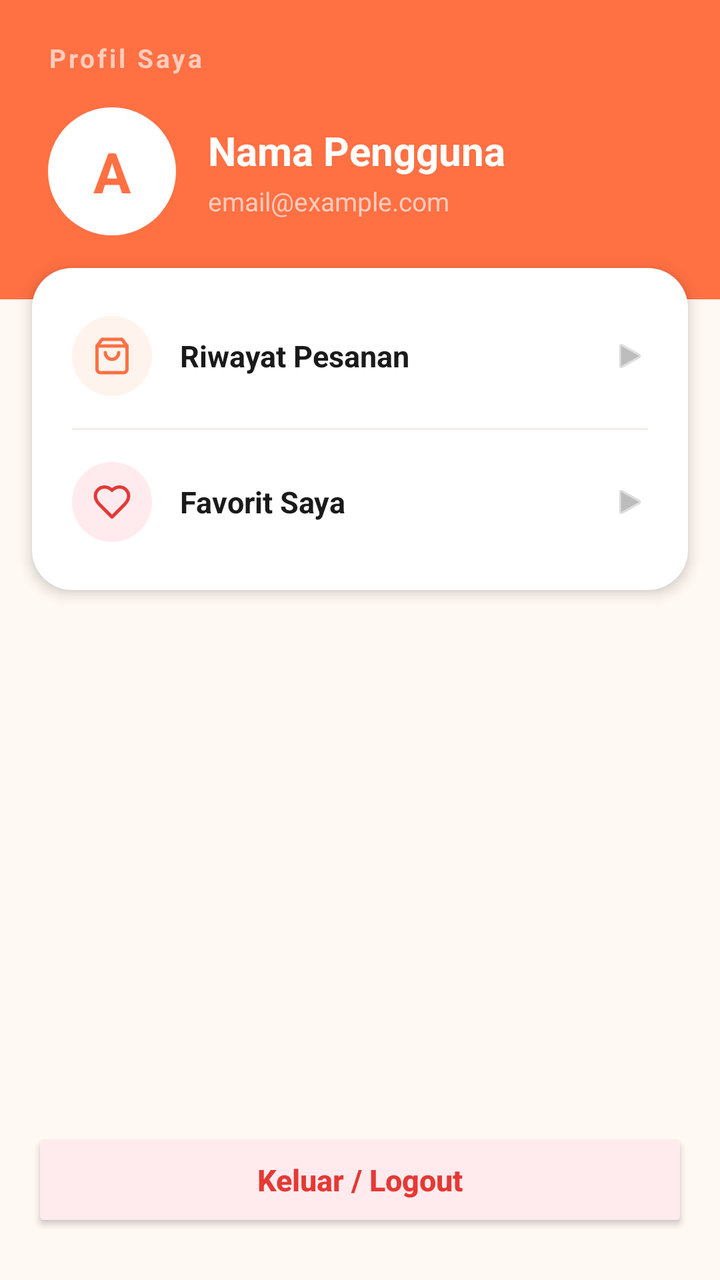
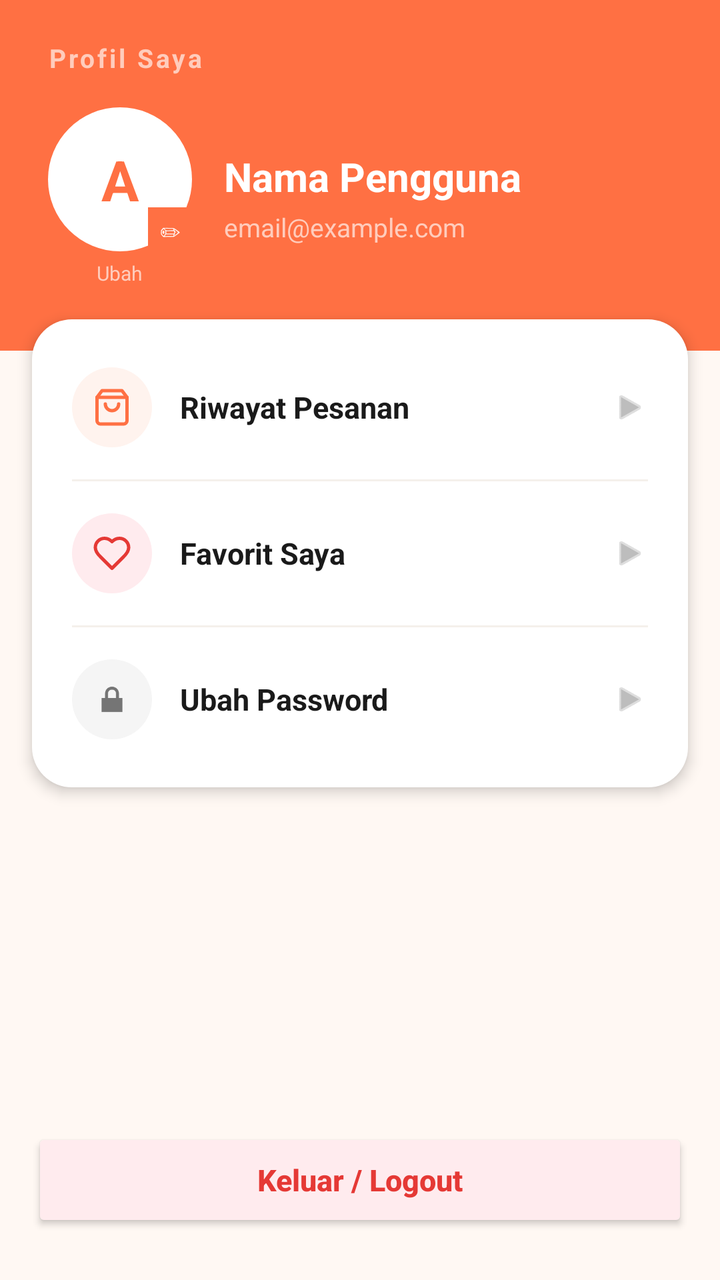

Screens rendered from an Android XML layout before and after an edit, with the pre-edit source and the edit as a unified diff.
<!-- AndroidManifest.xml: application theme Theme.KueWeh -->
<!-- res/layout/fragment_profile.xml -->
<?xml version="1.0" encoding="utf-8"?>
<LinearLayout
    xmlns:android="http://schemas.android.com/apk/res/android"
    xmlns:app="http://schemas.android.com/apk/res-auto"
    android:layout_width="match_parent"
    android:layout_height="match_parent"
    android:orientation="vertical"
    android:background="#FFF8F3"
    android:fitsSystemWindows="true">

    
    <LinearLayout
        android:layout_width="match_parent"
        android:layout_height="wrap_content"
        android:background="#FF7043"
        android:orientation="vertical"
        android:paddingHorizontal="24dp"
        android:paddingTop="20dp"
        android:paddingBottom="32dp">

        <TextView
            android:layout_width="wrap_content"
            android:layout_height="wrap_content"
            android:text="Profil Saya"
            android:textColor="#FFCCBC"
            android:textSize="13sp"
            android:textStyle="bold"
            android:letterSpacing="0.1"
            android:layout_marginBottom="16dp"/>

        
        <LinearLayout
            android:layout_width="match_parent"
            android:layout_height="wrap_content"
            android:orientation="horizontal"
            android:gravity="center_vertical">

            
            <FrameLayout
                android:layout_width="64dp"
                android:layout_height="64dp"
                android:background="@drawable/bg_avatar_circle">

                <TextView
                    android:id="@+id/tvAvatarInitial"
                    android:layout_width="match_parent"
                    android:layout_height="match_parent"
                    android:gravity="center"
                    android:text="A"
                    android:textColor="#FF7043"
                    android:textSize="28sp"
                    android:textStyle="bold"/>
            </FrameLayout>

            <LinearLayout
                android:layout_width="wrap_content"
                android:layout_height="wrap_content"
                android:orientation="vertical"
                android:layout_marginStart="16dp">

                <TextView
                    android:id="@+id/tvProfileName"
                    android:layout_width="wrap_content"
                    android:layout_height="wrap_content"
                    android:text="Nama Pengguna"
                    android:textSize="20sp"
                    android:textStyle="bold"
                    android:textColor="#FFFFFF"/>

                <TextView
                    android:id="@+id/tvProfileEmail"
                    android:layout_width="wrap_content"
                    android:layout_height="wrap_content"
                    android:text="email@example.com"
                    android:textSize="13sp"
                    android:textColor="#FFCCBC"
                    android:layout_marginTop="3dp"/>
            </LinearLayout>
        </LinearLayout>
    </LinearLayout>

    
    <LinearLayout
        android:layout_width="match_parent"
        android:layout_height="wrap_content"
        android:orientation="vertical"
        android:layout_marginHorizontal="16dp"
        android:layout_marginTop="-16dp"
        android:background="@drawable/bg_card_rounded"
        android:elevation="4dp"
        android:paddingVertical="8dp">

        
        <LinearLayout
            android:id="@+id/btnRiwayatPesanan"
            android:layout_width="match_parent"
            android:layout_height="wrap_content"
            android:orientation="horizontal"
            android:paddingHorizontal="20dp"
            android:paddingVertical="16dp"
            android:background="?attr/selectableItemBackground"
            android:clickable="true"
            android:focusable="true"
            android:gravity="center_vertical">

            <FrameLayout
                android:layout_width="40dp"
                android:layout_height="40dp"
                android:background="@drawable/bg_icon_circle_orange">

                <ImageView
                    android:layout_width="20dp"
                    android:layout_height="20dp"
                    android:layout_gravity="center"
                    android:src="@drawable/ic_pesanan"
                    app:tint="#FF7043"/>
            </FrameLayout>

            <TextView
                android:layout_width="0dp"
                android:layout_height="wrap_content"
                android:layout_weight="1"
                android:layout_marginStart="14dp"
                android:text="Riwayat Pesanan"
                android:textColor="#1A1A1A"
                android:textSize="15sp"
                android:textStyle="bold"/>

            <ImageView
                android:layout_width="18dp"
                android:layout_height="18dp"
                android:src="@android:drawable/ic_media_play"
                app:tint="#BDBDBD"/>
        </LinearLayout>

        <View
            android:layout_width="match_parent"
            android:layout_height="1dp"
            android:background="#F5F0EB"
            android:layout_marginHorizontal="20dp"/>

        
        <LinearLayout
            android:layout_width="match_parent"
            android:layout_height="wrap_content"
            android:orientation="horizontal"
            android:paddingHorizontal="20dp"
            android:paddingVertical="16dp"
            android:background="?attr/selectableItemBackground"
            android:clickable="true"
            android:focusable="true"
            android:gravity="center_vertical">

            <FrameLayout
                android:layout_width="40dp"
                android:layout_height="40dp"
                android:background="@drawable/bg_icon_circle_red">

                <ImageView
                    android:layout_width="20dp"
                    android:layout_height="20dp"
                    android:layout_gravity="center"
                    android:src="@drawable/ic_favorite_navbar"
                    app:tint="#E53935"/>
            </FrameLayout>

            <TextView
                android:layout_width="0dp"
                android:layout_height="wrap_content"
                android:layout_weight="1"
                android:layout_marginStart="14dp"
                android:text="Favorit Saya"
                android:textColor="#1A1A1A"
                android:textSize="15sp"
                android:textStyle="bold"/>

            <ImageView
                android:layout_width="18dp"
                android:layout_height="18dp"
                android:src="@android:drawable/ic_media_play"
                app:tint="#BDBDBD"/>
        </LinearLayout>
    </LinearLayout>

    
    <View
        android:layout_width="match_parent"
        android:layout_height="0dp"
        android:layout_weight="1"/>

    
    <LinearLayout
        android:layout_width="match_parent"
        android:layout_height="wrap_content"
        android:paddingHorizontal="16dp"
        android:paddingBottom="24dp">

        <Button
            android:id="@+id/btnLogout"
            android:layout_width="match_parent"
            android:layout_height="52dp"
            android:backgroundTint="#FFEBEE"
            android:text="Keluar / Logout"
            android:textColor="#E53935"
            android:textStyle="bold"
            android:textAllCaps="false"
            android:textSize="15sp"/>
    </LinearLayout>

</LinearLayout>
<!-- resources referenced by this layout -->
<resources>
  <!-- drawable bg_avatar_circle (drawable) -->
  <?xml version="1.0" encoding="utf-8"?>
  <shape xmlns:android="http://schemas.android.com/apk/res/android"
      android:shape="oval">
      <solid android:color="#FFFFFF"/>
  </shape>
  <!-- drawable bg_card_rounded (drawable) -->
  <?xml version="1.0" encoding="utf-8"?>
  <shape xmlns:android="http://schemas.android.com/apk/res/android">
      <solid android:color="#FFFFFF"/>
      <corners android:radius="20dp"/>
  </shape>
  <!-- drawable bg_icon_circle_orange (drawable) -->
  <?xml version="1.0" encoding="utf-8"?>
  <shape xmlns:android="http://schemas.android.com/apk/res/android"
      android:shape="oval">
      <solid android:color="#FFF3EE"/>
  </shape>
  <!-- drawable bg_icon_circle_red (drawable) -->
  <?xml version="1.0" encoding="utf-8"?>
  <shape xmlns:android="http://schemas.android.com/apk/res/android"
      android:shape="oval">
      <solid android:color="#FFEBEE"/>
  </shape>
  <!-- drawable ic_favorite_navbar (drawable) -->
  <vector xmlns:android="http://schemas.android.com/apk/res/android"
      android:width="24dp"
      android:height="24dp"
      android:viewportWidth="24"
      android:viewportHeight="24">
    <path
        android:pathData="M19,14C20.49,12.54 22,10.79 22,8.5C22,7.041 21.42,5.642 20.389,4.611C19.358,3.579 17.959,3 16.5,3C14.74,3 13.5,3.5 12,5C10.5,3.5 9.26,3 7.5,3C6.041,3 4.642,3.579 3.611,4.611C2.579,5.642 2,7.041 2,8.5C2,10.8 3.5,12.55 5,14L12,21L19,14Z"
        android:strokeLineJoin="round"
        android:strokeWidth="2"
        android:fillColor="#00000000"
        android:strokeColor="#EBAB7F"
        android:strokeLineCap="round"/>
  </vector>
  <!-- drawable ic_pesanan (drawable) -->
  <vector xmlns:android="http://schemas.android.com/apk/res/android"
      android:width="24dp"
      android:height="24dp"
      android:viewportWidth="24"
      android:viewportHeight="24">
    <path
        android:pathData="M6,2L3,6V20C3,20.53 3.211,21.039 3.586,21.414C3.961,21.789 4.47,22 5,22H19C19.53,22 20.039,21.789 20.414,21.414C20.789,21.039 21,20.53 21,20V6L18,2H6Z"
        android:strokeLineJoin="round"
        android:strokeWidth="2"
        android:fillColor="#00000000"
        android:strokeColor="#EBAB7F"
        android:strokeLineCap="round"/>
    <path
        android:pathData="M3,6H21"
        android:strokeLineJoin="round"
        android:strokeWidth="2"
        android:fillColor="#00000000"
        android:strokeColor="#EBAB7F"
        android:strokeLineCap="round"/>
    <path
        android:pathData="M16,10C16,11.061 15.579,12.078 14.828,12.828C14.078,13.579 13.061,14 12,14C10.939,14 9.922,13.579 9.172,12.828C8.421,12.078 8,11.061 8,10"
        android:strokeLineJoin="round"
        android:strokeWidth="2"
        android:fillColor="#00000000"
        android:strokeColor="#EBAB7F"
        android:strokeLineCap="round"/>
  </vector>
  <style name="Theme.KueWeh" parent="Theme.MaterialComponents.Light.NoActionBar">
          <item name="android:statusBarColor">@android:color/transparent</item>
  
          <item name="android:windowLightStatusBar">true</item>
      </style>
</resources>

<!-- the commit's change to res/layout/fragment_profile.xml (unified diff, before → after) -->
@@ -36,21 +36,70 @@
             android:gravity="center_vertical">
 
             
-            <FrameLayout
-                android:layout_width="64dp"
-                android:layout_height="64dp"
-                android:background="@drawable/bg_avatar_circle">
+            <LinearLayout
+                android:id="@+id/containerAvatar"
+                android:layout_width="wrap_content"
+                android:layout_height="wrap_content"
+                android:orientation="vertical"
+                android:clickable="true"
+                android:focusable="true"
+                android:background="?attr/selectableItemBackgroundBorderless">
+
+                <FrameLayout
+                    android:layout_width="72dp"
+                    android:layout_height="72dp">
+
+                    
+                    <FrameLayout
+                        android:layout_width="72dp"
+                        android:layout_height="72dp"
+                        android:background="@drawable/bg_avatar_circle">
+
+                        <TextView
+                            android:id="@+id/tvAvatarInitial"
+                            android:layout_width="match_parent"
+                            android:layout_height="match_parent"
+                            android:gravity="center"
+                            android:text="A"
+                            android:textColor="#FF7043"
+                            android:textSize="28sp"
+                            android:textStyle="bold"/>
+                    </FrameLayout>
+
+                    
+                    <ImageView
+                        android:id="@+id/imgProfilePicture"
+                        android:layout_width="72dp"
+                        android:layout_height="72dp"
+                        android:scaleType="centerCrop"
+                        android:visibility="gone"/>
+
+                    
+                    <FrameLayout
+                        android:layout_width="22dp"
+                        android:layout_height="22dp"
+                        android:layout_gravity="bottom|end"
+                        android:background="#FF7043">
+
+                        <TextView
+                            android:layout_width="match_parent"
+                            android:layout_height="match_parent"
+                            android:gravity="center"
+                            android:text="✏"
+                            android:textColor="#FFFFFF"
+                            android:textSize="10sp"/>
+                    </FrameLayout>
+                </FrameLayout>
 
                 <TextView
-                    android:id="@+id/tvAvatarInitial"
-                    android:layout_width="match_parent"
-                    android:layout_height="match_parent"
-                    android:gravity="center"
-                    android:text="A"
-                    android:textColor="#FF7043"
-                    android:textSize="28sp"
-                    android:textStyle="bold"/>
-            </FrameLayout>
+                    android:layout_width="wrap_content"
+                    android:layout_height="wrap_content"
+                    android:layout_gravity="center_horizontal"
+                    android:layout_marginTop="4dp"
+                    android:text="Ubah"
+                    android:textColor="#FFCCBC"
+                    android:textSize="10sp"/>
+            </LinearLayout>
 
             <LinearLayout
                 android:layout_width="wrap_content"
@@ -180,6 +229,55 @@
                 android:src="@android:drawable/ic_media_play"
                 app:tint="#BDBDBD"/>
         </LinearLayout>
+
+        <View
+            android:layout_width="match_parent"
+            android:layout_height="1dp"
+            android:background="#F5F0EB"
+            android:layout_marginHorizontal="20dp"/>
+
+        
+        <LinearLayout
+            android:id="@+id/btnUbahPassword"
+            android:layout_width="match_parent"
+            android:layout_height="wrap_content"
+            android:orientation="horizontal"
+            android:paddingHorizontal="20dp"
+            android:paddingVertical="16dp"
+            android:background="?attr/selectableItemBackground"
+            android:clickable="true"
+            android:focusable="true"
+            android:gravity="center_vertical">
+
+            <FrameLayout
+                android:layout_width="40dp"
+                android:layout_height="40dp"
+                android:background="@drawable/bg_icon_circle_gray">
+
+                <ImageView
+                    android:layout_width="20dp"
+                    android:layout_height="20dp"
+                    android:layout_gravity="center"
+                    android:src="@android:drawable/ic_lock_lock"
+                    app:tint="#757575"/>
+            </FrameLayout>
+
+            <TextView
+                android:layout_width="0dp"
+                android:layout_height="wrap_content"
+                android:layout_weight="1"
+                android:layout_marginStart="14dp"
+                android:text="Ubah Password"
+                android:textColor="#1A1A1A"
+                android:textSize="15sp"
+                android:textStyle="bold"/>
+
+            <ImageView
+                android:layout_width="18dp"
+                android:layout_height="18dp"
+                android:src="@android:drawable/ic_media_play"
+                app:tint="#BDBDBD"/>
+        </LinearLayout>
     </LinearLayout>
 
     
<!-- resource entries referenced after the edit -->
@@ -11,6 +11,12 @@
   <shape xmlns:android="http://schemas.android.com/apk/res/android">
       <solid android:color="#FFFFFF"/>
       <corners android:radius="20dp"/>
+  </shape>
+  <!-- drawable bg_icon_circle_gray (drawable) -->
+  <?xml version="1.0" encoding="utf-8"?>
+  <shape xmlns:android="http://schemas.android.com/apk/res/android"
+      android:shape="oval">
+      <solid android:color="#F5F5F5"/>
   </shape>
   <!-- drawable bg_icon_circle_orange (drawable) -->
   <?xml version="1.0" encoding="utf-8"?>
